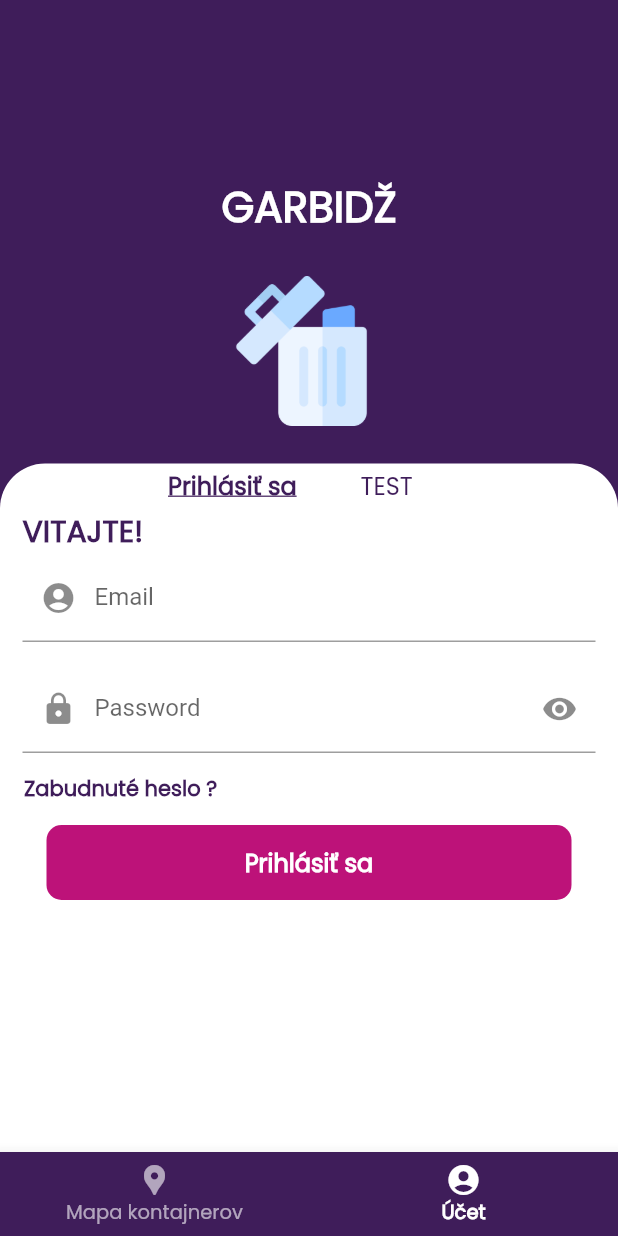
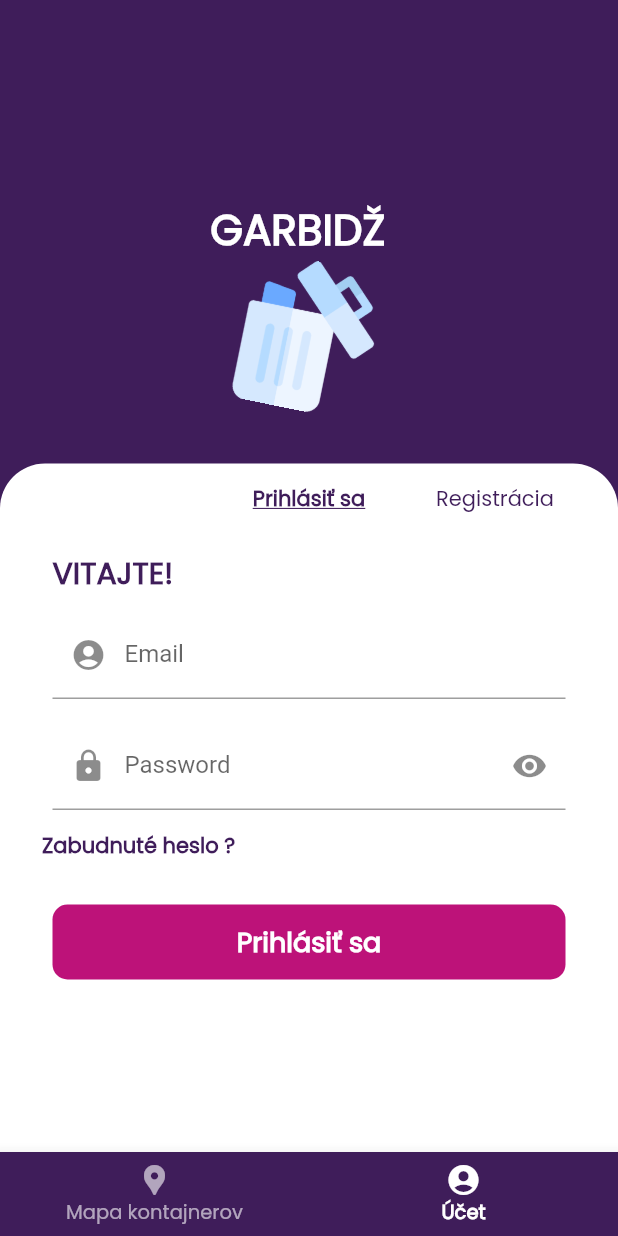
Before and after one commit to adamzv/garbidz, a Flutter app: the screen it shows after launch, item 2 of the bottom bar chosen, on a phone screen of 412 x 824 dp. Run offline on Flutter 3.47's test engine with Material 2 defaults, Android fonts, the phone set to English and light mode, and no system bars; our stand-ins replace flutter_map, latlong.

Commit message:
Finished login form

```diff
--- /dev/null
+++ b/frontend/garbidz_app/lib/pages/Guide.dart
@@ -0,0 +1,17 @@
+import 'package:flutter/material.dart';
+
+class Guide extends StatefulWidget {
+  @override
+  _GuidePageState createState() => _GuidePageState();
+}
+
+class _GuidePageState extends State<Guide> {
+  @override
+  Widget build(BuildContext context) {
+    return Scaffold(
+      body: Center(
+        child: Text('Guide'),
+      ),
+    );
+  }
+}
--- a/frontend/garbidz_app/lib/pages/Login.dart
+++ b/frontend/garbidz_app/lib/pages/Login.dart
@@ -1,5 +1,7 @@
 import 'package:flutter/material.dart';
 import 'package:garbidz_app/pages/Register.dart';
+import 'package:garbidz_app/pages/Guide.dart';
+import 'dart:math' as math;
 
 class Login extends StatefulWidget {
   @override
@@ -7,7 +9,6 @@ class Login extends StatefulWidget {
 }
 
 class _LoginState extends State<Login> {
-
   bool _isObscure = true;
 
   @override
@@ -17,14 +18,8 @@ class _LoginState extends State<Login> {
       body: SingleChildScrollView(
         child: Container(
           constraints: BoxConstraints(
-            maxHeight: MediaQuery
-                .of(context)
-                .size
-                .height,
-            maxWidth: MediaQuery
-                .of(context)
-                .size
-                .width,
+            maxHeight: MediaQuery.of(context).size.height,
+            maxWidth: MediaQuery.of(context).size.width,
           ),
           decoration: BoxDecoration(
               gradient: LinearGradient(
@@ -34,25 +29,23 @@ class _LoginState extends State<Login> {
             ],
             begin: Alignment.topLeft,
             end: Alignment.centerRight,
-
-
-              )
-          ),
-
-
+          )),
           child: Column(
             children: [
               Expanded(
                 flex: 3,
                 child: Padding(
                   padding: const EdgeInsets.only(
-                      left: 15.0, right: 15.0, top: 5, bottom: 0),
+                      left: 0, right: 15.0, top: 0, bottom: 35),
                   child: Column(
                     mainAxisAlignment: MainAxisAlignment.end,
                     crossAxisAlignment: CrossAxisAlignment.start,
                     children: [
                       Center(
-                        child: Text("GARBIDŽ", style: TextStyle(color: Colors.white,
+                        child: Text(
+                          "GARBIDŽ",
+                          style: TextStyle(
+                              color: Colors.white,
                               fontFamily: 'Poppins',
                               fontSize: 28.0,
                               fontWeight: FontWeight.bold),
@@ -60,120 +53,112 @@ class _LoginState extends State<Login> {
                       ),
                       Padding(
                         padding: const EdgeInsets.only(
-                              left: 0, right: 10, top: 0, bottom: 0),
+                            left: 25, right: 10, top: 0, bottom: 0),
+                        child: Transform(
+                          transform: Matrix4.rotationY(math.pi),
+                          alignment: Alignment.center,
+                          child: Transform.rotate(
+                            angle: -0.20,
                             child: Center(
-
                               child: Container(
                                   width: 100,
-                              height:150,
-
+                                  height: 100,
                                   child: Image.asset('assets/icons/trash.png')),
+                            ),
+                          ),
                         ),
                       ),
                     ],
                   ),
-
                 ),
               ),
               Expanded(
-
                 flex: 5,
                 child: Container(
+                  padding: const EdgeInsets.only(
+                      left: 20.0, right: 20.0, top: 0, bottom: 0),
                   width: double.infinity,
                   decoration: BoxDecoration(
                       color: Colors.white,
                       borderRadius: BorderRadius.only(
                         topLeft: Radius.circular(30),
                         topRight: Radius.circular(30),
-                    )
-
-                  ),
+                      )),
                   child: Column(
-
                     children: <Widget>[
-                        Column(
-                          mainAxisSize: MainAxisSize.min,
-                          crossAxisAlignment: CrossAxisAlignment.end,
-                         children:[
                       Container(
-
-                          height: 30,
-                          width: 220,
-
                           child: Row(
                         children: [
-                                  FlatButton(
-
-                                    onPressed: () {
-                                    },
+                          Expanded(
+                            flex: 1,
+                            child: SizedBox(),
+                          ),
+                          Expanded(
+                            flex: 1,
+                            child: TextButton(
+                              onPressed: () {},
                               child: Text(
                                 'Prihlásiť sa',
                                 style: TextStyle(
                                     color: Color.fromRGBO(63, 29, 90, 1.0),
                                     fontFamily: 'Poppins',
-                                          fontSize: 16.0,
+                                    fontSize: 14.0,
                                     decoration: TextDecoration.underline,
-                                          fontWeight: FontWeight.w600 ),
+                                    fontWeight: FontWeight.w600),
                               ),
                             ),
-                                  FlatButton(
+                          ),
+                          Expanded(
+                            flex: 1,
+                            child: TextButton(
                               onPressed: () {
-                                      Navigator.push(context, MaterialPageRoute(builder: (context) => Register(),)
-                                      );
-
+                                Navigator.push(
+                                    context,
+                                    MaterialPageRoute(
+                                      builder: (context) => Register(),
+                                    ));
                               },
                               child: Text(
-                                      'TEST',
+                                'Registrácia',
                                 style: TextStyle(
                                   color: Color.fromRGBO(63, 29, 90, 1.0),
                                   fontFamily: 'Poppins',
-                                          fontSize: 16.0,
+                                  fontSize: 14.0,
                                 ),
                               ),
                             ),
-
+                          ),
                         ],
-                              )
-
-
-
-                        ),
-                        ]
-                        ),
+                      )),
                       Padding(
                           //padding: const EdgeInsets.only(left:15.0,right: 15.0,top:0,bottom: 0),
                           padding: const EdgeInsets.only(
-                      left: 15.0, right: 15.0, top: 0, bottom: 0),
+                              left: 15.0, right: 15.0, top: 10, bottom: 0),
                           child: Stack(
                             children: <Widget>[
-
                               Align(
                                   alignment: Alignment.centerLeft,
-
                                   child: Text(
                                     "VITAJTE!",
                                     textAlign: TextAlign.left,
-                                style: TextStyle(color: Color.fromRGBO(63, 29, 90, 1.0),
+                                    style: TextStyle(
+                                        color: Color.fromRGBO(63, 29, 90, 1.0),
                                         fontFamily: 'Poppins',
                                         fontSize: 20.0,
                                         fontWeight: FontWeight.bold),
-                          )
-                      )
+                                  ))
                             ],
-                  )
-
-                        ),
-
-
+                          )),
                       Padding(
                         //padding: const EdgeInsets.only(left:15.0,right: 15.0,top:0,bottom: 0),
-                    padding: EdgeInsets.symmetric(horizontal: 15),
+                        padding: const EdgeInsets.only(
+                            left: 15.0, right: 15.0, top: 10, bottom: 0),
                         child: TextField(
                           decoration: InputDecoration(
                               border: UnderlineInputBorder(),
                               labelText: 'Email',
                               prefixIcon: Icon(Icons.account_circle_rounded),
-                      hintText: 'Enter valid email id as abc@gmail.com'),
+                              hintText: 'Enter valid email as abc@gmail.com'),
                         ),
                       ),
                       Padding(
@@ -181,7 +166,6 @@ class _LoginState extends State<Login> {
                             left: 15.0, right: 15.0, top: 15, bottom: 0),
                         //padding: EdgeInsets.symmetric(horizontal: 15),
                         child: TextField(
-
                           obscureText: _isObscure,
                           decoration: InputDecoration(
                               hoverColor: Color.fromRGBO(63, 29, 90, 1.0),
@@ -189,24 +173,23 @@ class _LoginState extends State<Login> {
                               labelText: 'Password',
                               prefixIcon: Icon(Icons.lock),
                               suffixIcon: IconButton(
-                          icon: Icon(
-                              _isObscure ? Icons.visibility : Icons.visibility_off),
+                                  icon: Icon(_isObscure
+                                      ? Icons.visibility
+                                      : Icons.visibility_off),
                                   onPressed: () {
                                     setState(() {
                                       _isObscure = !_isObscure;
                                     });
                                   }),
-                      hintText: 'Enter secure password'),
+                              hintText: 'Enter password'),
                         ),
                       ),
-                    FlatButton(
-
-                    onPressed: (){
-                  //TODO FORGOT PASSWORD SCREEN GOES HERE
+                      TextButton(
+                        onPressed: () {
+                          //TODO FORGOT PASSWORD
                         },
                         child: Stack(
                           children: <Widget>[
-
                             Align(
                               alignment: Alignment.centerLeft,
                               child: Text(
@@ -216,35 +199,39 @@ class _LoginState extends State<Login> {
                                     fontFamily: 'Poppins',
                                     fontSize: 14.0,
                                     fontWeight: FontWeight.bold),
-
                               ),
                             )
                           ],
                         ),
-
                       ),
-                    Container(
+                      Padding(
+                        padding: const EdgeInsets.only(
+                            left: 15.0, right: 15.0, top: 15, bottom: 0),
+                        child: Container(
                           height: 50,
                           width: 350,
                           decoration: BoxDecoration(
-                      color: Color.fromRGBO(189, 18, 121, 1.0), borderRadius: BorderRadius.circular(10)),
-                      child: FlatButton(
+                              color: Color.fromRGBO(189, 18, 121, 1.0),
+                              borderRadius: BorderRadius.circular(10)),
+                          child: TextButton(
                             onPressed: () {
+                              Navigator.push(
+                                  context,
+                                  MaterialPageRoute(
+                                    builder: (context) => Guide(),
+                                  ));
                             },
                             child: Text(
                               'Prihlásiť sa',
                               style: TextStyle(
                                   color: Colors.white,
                                   fontFamily: 'Poppins',
-                        fontSize: 16.0,
-                        fontWeight: FontWeight.w600 ),
+                                  fontSize: 18.0,
+                                  fontWeight: FontWeight.w600),
                             ),
                           ),
                         ),
-                    SizedBox(
-                     height: 130,
                       ),
-
                     ],
                   ),
                 ),
--- a/frontend/garbidz_app/lib/pages/Register.dart
+++ b/frontend/garbidz_app/lib/pages/Register.dart
@@ -2,10 +2,10 @@ import 'package:flutter/material.dart';
 
 class Register extends StatefulWidget {
   @override
-  _RegistersPageState createState() => _RegistersPageState();
+  _RegisterPageState createState() => _RegisterPageState();
 }
 
-class _RegistersPageState extends State<Register> {
+class _RegisterPageState extends State<Register> {
   @override
   Widget build(BuildContext context) {
     return Scaffold(
```
Lines whose indentation alone changed are shown as unchanged.
